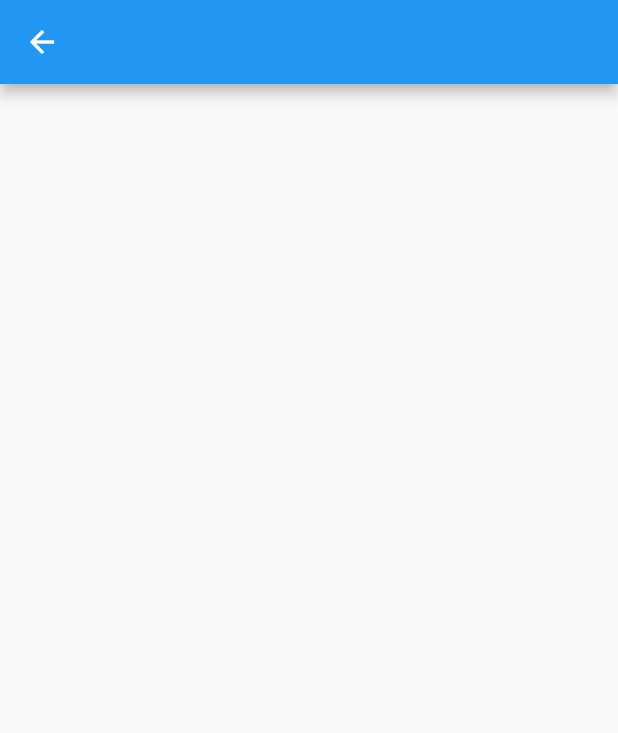
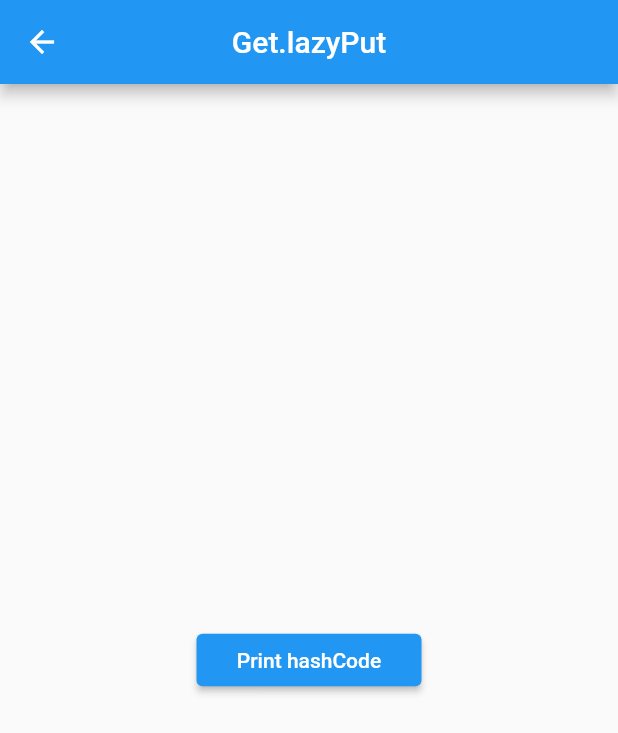
Before and after one commit to mike-bskim/getx_test, a Flutter app: the DependencyManagePage screen opened directly, after a tap on "Get.lazyPut", on a phone screen of 412 x 824 dp. Shown: the top 733 px of the screen. Run offline on Flutter 3.47's test engine with Material 2 defaults, Android fonts, the phone set to English and light mode, and no system bars; our stand-ins replace get.

Commit message:
11_getx_dependency_injection

```diff
--- a/lib/src/controller/dependency_controller.dart
+++ b/lib/src/controller/dependency_controller.dart
@@ -1,3 +1,16 @@
+import 'package:flutter/foundation.dart';
 import 'package:get/get.dart';
 
-class DependencyController extends GetxController {}
+class DependencyController extends GetxController {
+  RxInt count=0.obs;
+  void increase() {
+    count++;
+  }
+
+  @override
+  void onClose() {
+    // 종료시 반환되는 해시코드를 출력
+    debugPrint(hashCode.toString());
+    super.onClose();
+  }
+}
--- a/lib/src/pages/dependencys/dependency_manage_page.dart
+++ b/lib/src/pages/dependencys/dependency_manage_page.dart
@@ -3,41 +3,48 @@ import 'dart:async';
 import 'package:flutter/material.dart';
 import 'package:get/get.dart';
 import '../../controller/dependency_controller.dart';
-// import '../../pages/dependencys/get_create.dart';
 import '../../pages/dependencys/get_lazyput.dart';
 import '../../pages/dependencys/get_put.dart';
 import '../../pages/dependencys/get_putasync.dart';
+import 'get_create.dart';
 
 class DependencyManagePage extends StatelessWidget {
   const DependencyManagePage({Key? key}) : super(key: key);
 
   @override
   Widget build(BuildContext context) {
+    ButtonStyle elevatedButtonStyle =
+        ElevatedButton.styleFrom(minimumSize: const Size(150.0, 35.0));
+
     return Scaffold(
       appBar: AppBar(
-        title: const Text("종속성 상태관리"),
+        title: const Text("종속성 관리"),
       ),
       body: Center(
         child: Column(
           mainAxisAlignment: MainAxisAlignment.center,
           children: [
             ElevatedButton(
+              style: elevatedButtonStyle,
               child: const Text("Get.put"),
               onPressed: () {
                 Get.to(
-                  const GetPut(),
+                  () => const GetPut(),
                   binding: BindingsBuilder(() {
+                    // 페이지 이동과 동시에 Controller 인스턴스 생성.
                     Get.put(DependencyController());
                   }),
                 );
               },
             ),
             ElevatedButton(
+              style: elevatedButtonStyle,
               child: const Text("Get.lazyPut"),
               onPressed: () {
                 Get.to(
-                  const GetLazyPut(),
+                  () => const GetLazyPut(),
                   binding: BindingsBuilder(() {
+                    // Get.find 호출시 Controller 인스턴스 생성.
                     Get.lazyPut<DependencyController>(
                         () => DependencyController());
                   }),
@@ -45,11 +52,13 @@ class DependencyManagePage extends StatelessWidget {
               },
             ),
             ElevatedButton(
+              style: elevatedButtonStyle,
               child: const Text("Get.putAsync"),
               onPressed: () {
                 Get.to(
-                  const GetPutAsync(),
+                  () => const GetPutAsync(),
                   binding: BindingsBuilder(() {
+                    // async 이후 Controller 인스턴스 생성.
                     Get.putAsync<DependencyController>(() async {
                       await Future.delayed(const Duration(seconds: 5));
                       return DependencyController();
@@ -58,18 +67,21 @@ class DependencyManagePage extends StatelessWidget {
                 );
               },
             ),
-            // ElevatedButton(
-            //   child: Text("Get.create"),
-            //   onPressed: () {
-            //     Get.to(
-            //       GetCreate(),
-            //       binding: BindingsBuilder(() {
-            //         Get.create<DependencyController>(
-            //             () => DependencyController());
-            //       }),
-            //     );
-            //   },
-            // )
+            ElevatedButton(
+              style: elevatedButtonStyle,
+              child: const Text("Get.create"),
+              onPressed: () {
+                Get.to(
+                  () => const GetCreate(),
+                  binding: BindingsBuilder(() {
+                    // Get.find 호출시 마다 새로운 인스턴스 생성함
+                    // 싱클톤방식이 아니라서 삭제를 수동으로 해줘야 함, 수동삭제는 구현못함
+                    Get.create<DependencyController>(
+                        () => DependencyController());
+                  }),
+                );
+              },
+            )
           ],
         ),
       ),
--- a/lib/src/pages/dependencys/get_lazyput.dart
+++ b/lib/src/pages/dependencys/get_lazyput.dart
@@ -1,43 +1,29 @@
-import 'dart:async';
-
 import 'package:flutter/material.dart';
 import 'package:get/get.dart';
 
 import '../../controller/dependency_controller.dart';
 
-class GetLazyPut extends StatefulWidget {
+class GetLazyPut extends StatelessWidget {
   const GetLazyPut({Key? key}) : super(key: key);
 
   @override
-  GetLazyPutState createState() => GetLazyPutState();
-}
+  Widget build(BuildContext context) {
+    ButtonStyle elevatedButtonStyle =
+    ElevatedButton.styleFrom(minimumSize: const Size(150.0, 35.0));
 
-class GetLazyPutState extends State<GetLazyPut> {
-  bool ck = false;
-  @override
-  void initState() {
-    super.initState();
-    Timer.periodic(const Duration(seconds: 2), (_) {
-      setState(() {
-        ck = true;
-      });
-    });
-  }
-
-  @override
-  Widget build(BuildContext context) {
-    if (ck) {
-      return GetBuilder<DependencyController>(
-        builder: (_) {
-          return Scaffold(
-            appBar: AppBar(),
-          );
-        },
-      );
-    } else {
-      return Scaffold(
-        appBar: AppBar(),
-      );
-    }
+    return Scaffold(
+        appBar: AppBar(
+          centerTitle: true,
+          title: const Text("Get.lazyPut"),),
+        body: Center(
+          child: ElevatedButton(
+            style: elevatedButtonStyle,
+            child: const Text('Print hashCode'),
+            onPressed: () {
+              debugPrint(Get.find<DependencyController>().hashCode.toString());
+            },
+          ),
+        ),
+    );
   }
 }
--- a/lib/src/pages/dependencys/get_putasync.dart
+++ b/lib/src/pages/dependencys/get_putasync.dart
@@ -1,4 +1,7 @@
 import 'package:flutter/material.dart';
+import 'package:get/get.dart';
+
+import '../../controller/dependency_controller.dart';
 
 class GetPutAsync extends StatelessWidget {
   const GetPutAsync({Key? key}) : super(key: key);
@@ -6,7 +9,18 @@ class GetPutAsync extends StatelessWidget {
   @override
   Widget build(BuildContext context) {
     return Scaffold(
-      appBar: AppBar(),
+      appBar: AppBar(
+        centerTitle: true,
+        title: const Text("Get.putAsync"),),
+      body: Center(
+        child: ElevatedButton(
+          child: const Text('Print hashCode'),
+          onPressed: () {
+            debugPrint(Get.find<DependencyController>().hashCode.toString());
+          },
+        ),
+      ),
+
     );
   }
 }
```
Also changed, not shown: lib/main.dart (+11 -0 lines), lib/src/home.dart (+13 -2 lines), lib/src/pages/dependencys/get_create.dart (+53 -6 lines), lib/src/pages/dependencys/get_put.dart (+11 -6 lines).
